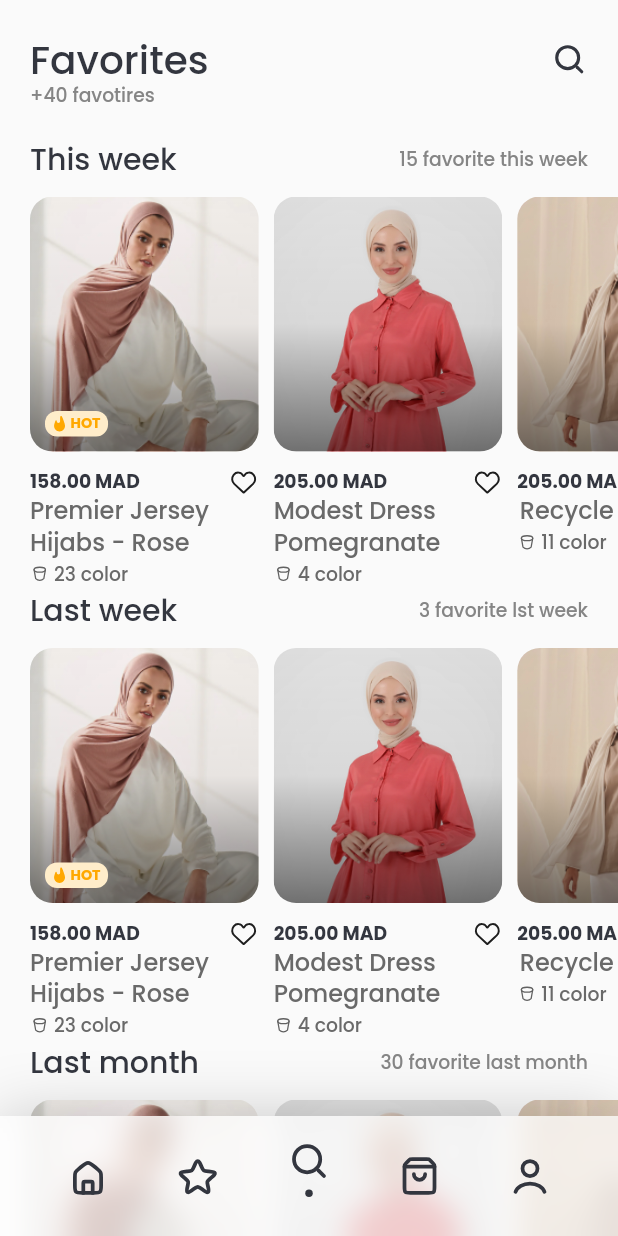
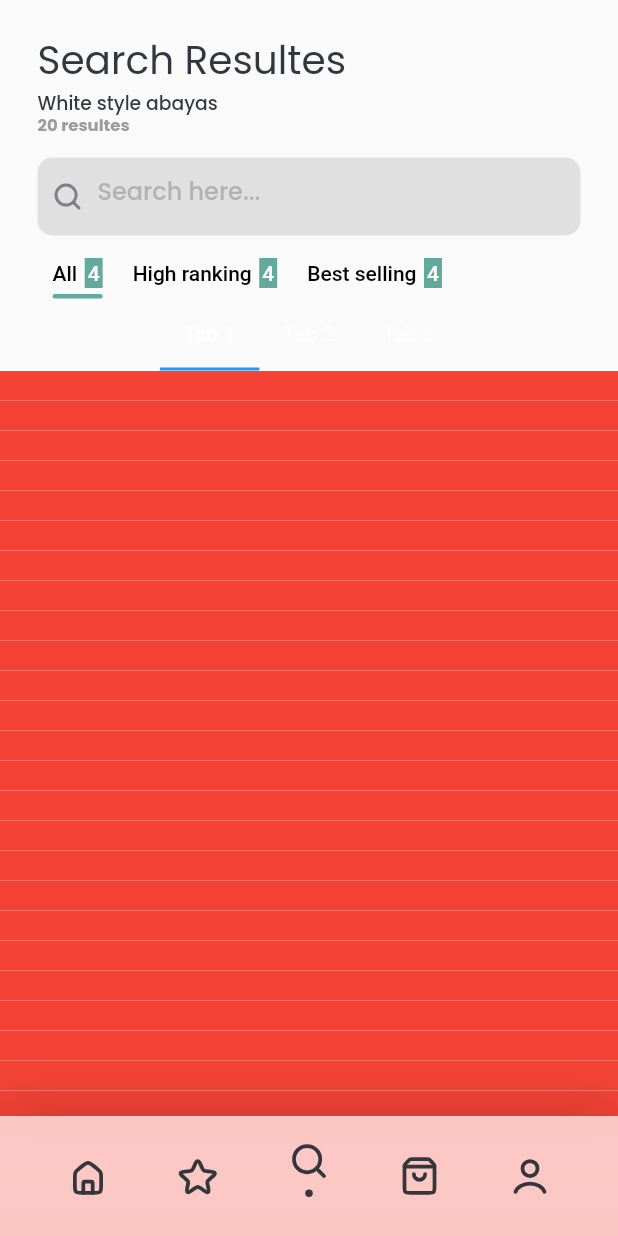
Before and after one commit to Omar-IDOUDAOUD/aissam-store-old, a Flutter app: the screen it shows after launch, item 3 of the bottom bar chosen, on a phone screen of 412 x 824 dp. Run offline on Flutter 3.47's test engine with Material 2 defaults, Android fonts, the phone set to English and light mode, and no system bars; our stand-ins replace flutter_svg, get.

Commit message:
uncompleted work commit

```diff
--- a/lib/core/constants/colors.dart
+++ b/lib/core/constants/colors.dart
@@ -8,6 +8,8 @@ abstract class CstColors {
   static Color b = HexColor('#858585');
 /// dark gray: 696969
   static Color c = HexColor('#696969');
+/// green: 62AA9D
+  static Color g = HexColor('#62AA9D');
 
 /// light yellow: FFEDCA
   static Color d = HexColor('#FFEDCA');
--- a/lib/main.dart
+++ b/lib/main.dart
@@ -2,7 +2,7 @@ import 'package:aissam_store/core/constants/colors.dart';
 import 'package:aissam_store/view/fullscreen_image/fullscreen_image.dart';
 import 'package:aissam_store/view/home/home.dart';
 import 'package:aissam_store/view/product_dets/product_details.dart';
-import 'package:flutter/cupertino.dart';
+import 'package:aissam_store/view/testing/test.dart';
 import 'package:flutter/material.dart';
 import 'package:get/get.dart';
 import 'package:get/get_navigation/get_navigation.dart';
@@ -17,6 +17,7 @@ class AissamStore extends StatelessWidget {
   @override
   Widget build(BuildContext context) {
     return GetMaterialApp(
+
       debugShowCheckedModeBanner: false,
       theme: ThemeData(
         textTheme: TextTheme(
@@ -84,8 +85,10 @@ class AissamStore extends StatelessWidget {
           transition: Transition.fadeIn,
           showCupertinoParallax: false,
           opaque: false,
-        )
+        ),
+        GetPage(name: '/testing', page: () => TestPage()),
       ],
+      initialRoute: '/home',
     );
   }
 }
--- a/lib/view/home/home.dart
+++ b/lib/view/home/home.dart
@@ -1,6 +1,7 @@
 import 'package:aissam_store/view/home/nav_bar/nav_bar.dart';
 import 'package:aissam_store/view/home/tabs/favorites/favorites.dart';
 import 'package:aissam_store/view/home/tabs/main/main.dart';
+import 'package:aissam_store/view/home/tabs/search/search.dart';
 import 'package:flutter/material.dart';
 import 'package:get/get.dart';
 
@@ -39,6 +40,7 @@ class _HomeState extends State<Home> {
               children: [
                 MainTab(),
                 FavoritesTab(),
+                SearchTab(),
               ],
             ),
           ),
--- /dev/null
+++ b/lib/view/home/tabs/search/search.dart
@@ -0,0 +1,344 @@
+import 'package:aissam_store/core/constants/colors.dart';
+import 'package:aissam_store/view/home/tabs/widgets/categorie_item.dart';
+import 'package:aissam_store/view/home/tabs/widgets/product_card.dart';
+import 'package:flutter/material.dart';
+import 'package:flutter/rendering.dart';
+import 'package:flutter/services.dart';
+import 'package:flutter/src/foundation/key.dart';
+import 'package:flutter/src/widgets/framework.dart';
+import 'package:flutter_svg/svg.dart';
+import 'package:get/get.dart';
+
+class SearchTab extends StatefulWidget {
+  const SearchTab({Key? key}) : super(key: key);
+
+  @override
+  State<SearchTab> createState() => _SearchTabState();
+}
+
+class _SearchTabState extends State<SearchTab>
+    with SingleTickerProviderStateMixin {
+  @override
+  Widget build(BuildContext context) {
+    return CustomScrollView(
+      slivers: [
+        SliverPersistentHeader(
+          floating: false,
+          pinned: false,
+          delegate: TitleHeader(
+            title: 'Search Resultes',
+            title2: 'White style abayas',
+            title3: '20 resultes',
+          ),
+        ),
+        SliverPersistentHeader(
+          pinned: true,
+          delegate: HeaderSearchBar(),
+        ),
+        SliverToBoxAdapter(
+          child: Padding(
+            padding: EdgeInsets.symmetric(horizontal: 25),
+            child: TabBar(
+              controller: _tabCtrl,
+              indicatorSize: TabBarIndicatorSize.label,
+              indicatorColor: CstColors.g,
+              indicatorPadding: EdgeInsets.only(top: 29),
+              isScrollable: true,
+              indicator: BoxDecoration(
+                borderRadius: BorderRadius.circular(5),
+                color: CstColors.g,
+              ),
+              // indicatorWeight: ,
+              labelPadding: EdgeInsets.symmetric(horizontal: 10),
+
+              tabs: [
+                Tab(
+                  height: 30,
+                  child: Row(
+                    mainAxisSize: MainAxisSize.min,
+                    crossAxisAlignment: CrossAxisAlignment.center,
+                    children: [
+                      Text('All', style: TextStyle(color: Colors.black)),
+                      SizedBox(
+                        width: 5,
+                      ),
+                      Container(
+                        decoration: BoxDecoration(
+                          color: CstColors.g,
+                        ),
+                        padding: EdgeInsets.all(2),
+                        child: Text(
+                          '4',
+                          style: TextStyle(
+                            color: Colors.white,
+                          ),
+                        ),
+                      )
+                    ],
+                  ),
+                ),
+                Tab(
+                  height: 30,
+                  child: Row(
+                    mainAxisSize: MainAxisSize.min,
+                    crossAxisAlignment: CrossAxisAlignment.center,
+                    children: [
+                      Text('High ranking',
+                          style: TextStyle(color: Colors.black)),
+                      SizedBox(
+                        width: 5,
+                      ),
+                      Container(
+                        decoration: BoxDecoration(
+                          color: CstColors.g,
+                        ),
+                        padding: EdgeInsets.all(2),
+                        child: Text(
+                          '4',
+                          style: TextStyle(
+                            color: Colors.white,
+                          ),
+                        ),
+                      )
+                    ],
+                  ),
+                ),
+                Tab(
+                  height: 30,
+                  child: Row(
+                    mainAxisSize: MainAxisSize.min,
+                    crossAxisAlignment: CrossAxisAlignment.center,
+                    children: [
+                      Text('Best selling',
+                          style: TextStyle(color: Colors.black)),
+                      SizedBox(
+                        width: 5,
+                      ),
+                      Container(
+                        decoration: BoxDecoration(
+                          color: CstColors.g,
+                        ),
+                        padding: EdgeInsets.all(2),
+                        child: Text(
+                          '4',
+                          style: TextStyle(
+                            color: Colors.white,
+                          ),
+                        ),
+                      )
+                    ],
+                  ),
+                ),
+              ],
+            ),
+          ),
+        ),
+        SliverFillRemaining(
+          child: DefaultTabController(
+            length: 3, // Specify the number of tabs
+            child: Column(
+              children: [
+                TabBar(
+                  isScrollable: true, // Enable horizontal scrolling
+                  labelPadding: EdgeInsets.symmetric(horizontal: 16.0),
+                  tabs: [
+                    Tab(text: 'Tab 1'),
+                    Tab(text: 'Tab 2'),
+                    Tab(text: 'Tab 3'),
+                  ],
+                ),
+                Expanded(
+                  child: TabBarView(
+
+                    children: [
+                      // Add your tab content here
+                      ListView.builder(
+                          itemBuilder: (_, i) {
+                            return SizedBox(
+                              height: 20,
+                              width: 20,
+                              child: ColoredBox(color: Colors.red),
+                            );
+                          },
+                          itemCount: 100),
+                      Center(child: Text('Tab 2 Content')),
+                      Center(child: Text('Tab 3 Content')),
+                    ],
+                  ),
+                ),
+              ],
+            ),
+          ),
+        )
+
+        ///////////------------------------------------------------3rd part
+        ///
+        ///
+        ///
+
+        // SliverPadding(
+        //   padding: EdgeInsets.symmetric(horizontal: 25, vertical: 10),
+        //   sliver: SliverToBoxAdapter(
+        //     child: SliverGrid(),
+        //   )
+        // ),
+      ],
+    );
+  }
+
+  late TabController _tabCtrl;
+
+  @override
+  void initState() {
+    // TODO: implement initState
+    super.initState();
+    _tabCtrl = TabController(length: 3, vsync: this);
+  }
+}
+
+class TitleHeader extends SliverPersistentHeaderDelegate {
+  final String title;
+  final String title2;
+  final String? title3;
+
+  TitleHeader({required this.title, required this.title2, this.title3});
+
+  @override
+  Widget build(
+      BuildContext context, double shrinkOffset, bool overlapsContent) {
+    print(shrinkOffset);
+    return SizedBox.expand(
+      child: Title(
+        title: title,
+        title2: title2,
+        title3: title3,
+      ),
+    );
+  }
+
+  double get _fixExtent => title3 != null ? 95 : 80;
+  @override
+  // TODO: implement maxExtent
+  double get maxExtent => _fixExtent;
+
+  @override
+  // TODO: implement minExtent
+  double get minExtent => _fixExtent;
+
+  @override
+  bool shouldRebuild(covariant SliverPersistentHeaderDelegate oldDelegate) {
+    return true;
+  }
+}
+
+class Title extends StatelessWidget {
+  const Title(
+      {Key? key, required this.title, required this.title2, this.title3})
+      : super(key: key);
+  final String title;
+  final String title2;
+  final String? title3;
+
+  @override
+  Widget build(BuildContext context) {
+    return Padding(
+      padding: const EdgeInsets.only(top: 20, right: 25, left: 25),
+      child: Column(
+        crossAxisAlignment: CrossAxisAlignment.start,
+        children: [
+          Text(
+            title,
+            style: Get.textTheme.headline1!.copyWith(
+              color: CstColors.a,
+              fontWeight: FontWeight.w400,
+            ),
+          ),
+          if (title3 != null)
+            SizedBox(
+              height: 5,
+            ),
+          Text(
+            title2,
+            style: Get.textTheme.headline4!.copyWith(
+              color: CstColors.a,
+              fontWeight: title3 != null ? FontWeight.w500 : FontWeight.bold,
+              height: 1,
+            ),
+          ),
+          if (title3 != null)
+            Text(
+              title3!,
+              style: Get.textTheme.headline5!.copyWith(
+                color: CstColors.b.withOpacity(.8),
+                fontWeight: FontWeight.bold,
+                height: 1.4,
+              ),
+            ),
+        ],
+      ),
+    );
+  }
+}
+
+class HeaderSearchBar extends SliverPersistentHeaderDelegate {
+  @override
+  Widget build(
+      BuildContext context, double shrinkOffset, bool overlapsContent) {
+    print(shrinkOffset);
+    return SizedBox.expand(
+      child: SearchBar(),
+    );
+  }
+
+  final double _fixExtent = 72;
+  @override
+  // TODO: implement maxExtent
+  double get maxExtent => _fixExtent;
+
+  @override
+  // TODO: implement minExtent
+  double get minExtent => _fixExtent;
+
+  @override
+  bool shouldRebuild(covariant SliverPersistentHeaderDelegate oldDelegate) {
+    return true;
+  }
+}
+
+class SearchBar extends StatelessWidget {
+  const SearchBar({Key? key}) : super(key: key);
+
+  @override
+  Widget build(BuildContext context) {
+    return Padding(
+      padding: const EdgeInsets.symmetric(horizontal: 25, vertical: 10),
+      child: TextField(
+        style: Get.textTheme.headline3!.copyWith(color: CstColors.a),
+        decoration: InputDecoration(
+          border: OutlineInputBorder(
+            borderRadius: BorderRadius.circular(10),
+            borderSide: BorderSide.none,
+          ),
+          filled: true,
+          fillColor: Colors.grey[300],
+          contentPadding:
+              const EdgeInsets.symmetric(horizontal: 5, vertical: 18),
+          prefixIconConstraints: const BoxConstraints(
+            minWidth: 40,
+          ),
+          prefixIcon: SvgPicture.asset(
+            'assets/icons/search_small.svg',
+            // height: 10,
+            // width: 10,
+            fit: BoxFit.scaleDown,
+          ),
+          isCollapsed: true,
+          hintText: 'Search here...',
+          hintStyle: Get.textTheme.headline3!.copyWith(
+            color: CstColors.b.withOpacity(.5),
+          ),
+        ),
+      ),
+    );
+  }
+}
--- a/lib/view/home/tabs/widgets/product_card.dart
+++ b/lib/view/home/tabs/widgets/product_card.dart
@@ -32,6 +32,7 @@ class ProductCard extends StatelessWidget {
       child: SizedBox(
         width: _w,
         child: Column(
+          crossAxisAlignment: CrossAxisAlignment.start,
           children: [
             SizedBox(
               height: 170,
@@ -108,6 +109,7 @@ class ProductCard extends StatelessWidget {
             ),
             Text(
               title,
+              textAlign: TextAlign.start,
               maxLines: 2,
               overflow: TextOverflow.ellipsis,
               style: Get.textTheme.headline3!.copyWith(
```
Also changed, not shown: lib/view/home/tabs/search/parts.dart (added, +189 -0 lines), lib/view/home/tabs/widgets/categorie_item.dart (+72 -11 lines), lib/view/testing/test.dart (added, +102 -0 lines), assets/icons/Arrow 1.svg (added), assets/images/Arrow 1.png (added), assets/images/Arrow 1.svg (added).
